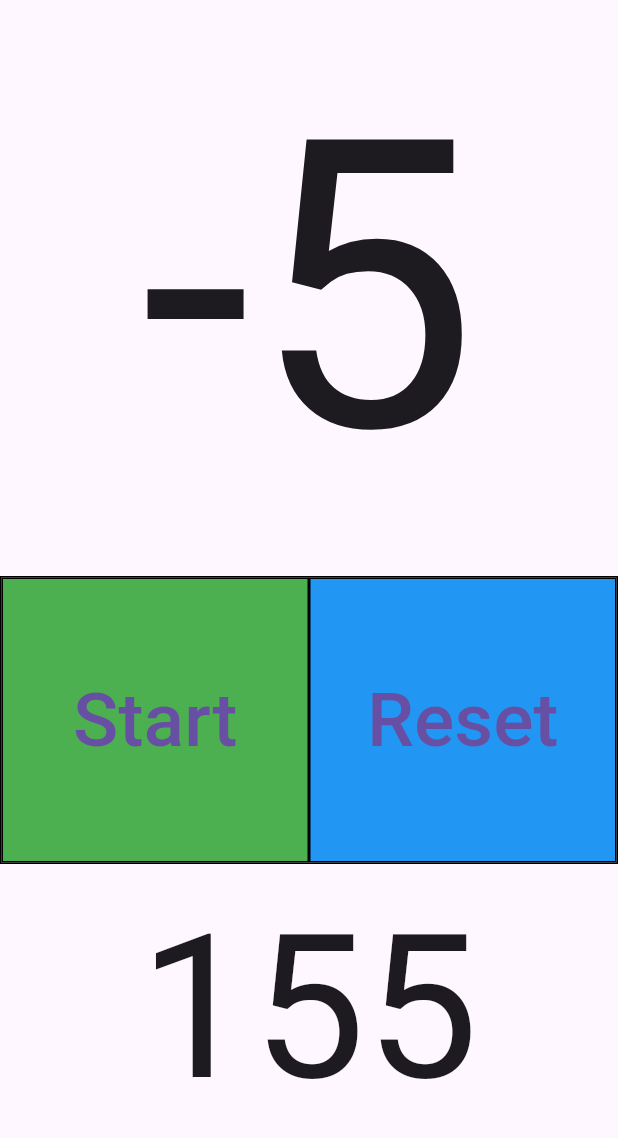
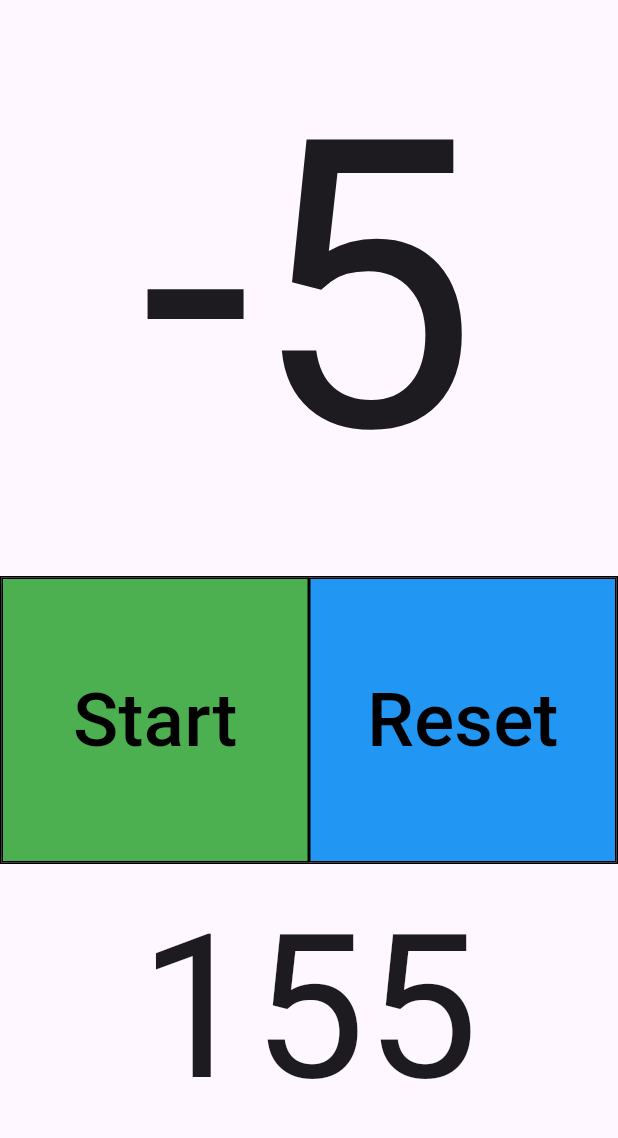
Before and after one commit to buck/hitstop-flutter, a Flutter app: the screen it shows after launch, on a phone screen of 412 x 824 dp, the part 84-1222 px from its top. Run offline on Flutter 3.47's test engine with Material 3 defaults, Android fonts, the phone set to English and light mode, and no system bars.

Commit message:
Put start/stop into a SizedBox, too.  Changed text color to black.

```diff
--- a/lib/main.dart
+++ b/lib/main.dart
@@ -124,13 +124,17 @@ class _MyHomePageState extends State<MyHomePage> {
                         ),
                         child: Align(
                           alignment: Alignment.center,
+                          child: SizedBox(
+                            height: double.infinity,
                             child: TextButton(
                               onPressed: () {
                                 _running ? stop() : start();
                               },
                               child: Text(
                                 _running ? "Stop" : "Start",
-                              style: const TextStyle(fontSize: 50),
+                                style: const TextStyle(
+                                    color: Colors.black, fontSize: 50),
+                              ),
                             ),
                           ),
                         ),
@@ -154,7 +158,8 @@ class _MyHomePageState extends State<MyHomePage> {
                               },
                               child: const Text(
                                 "Reset",
-                                style: TextStyle(fontSize: 50),
+                                style: TextStyle(
+                                    color: Colors.black, fontSize: 50),
                               ),
                             ),
                           ),
```
Lines whose indentation alone changed are shown as unchanged.
